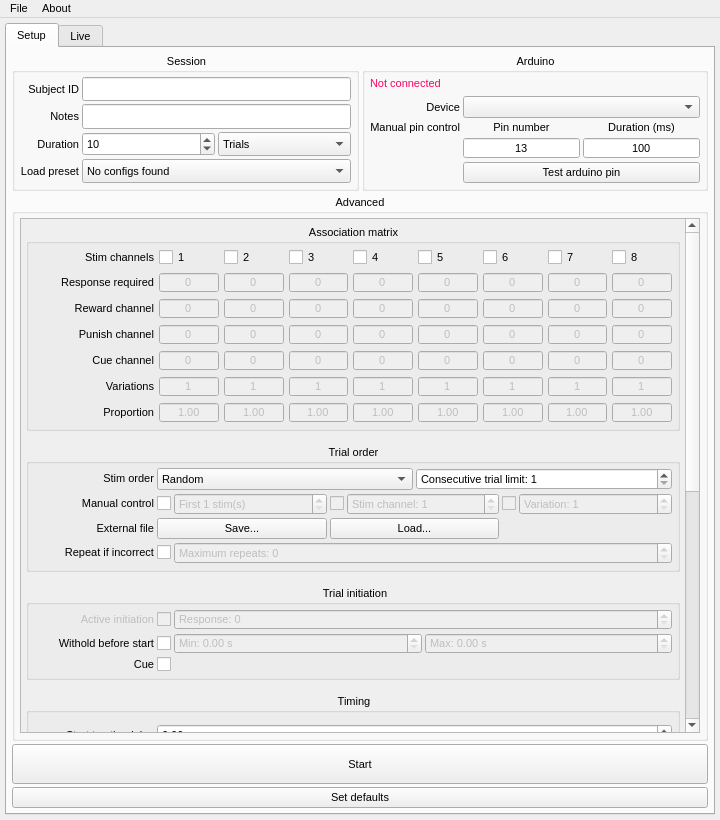
llerussell/PyBehaviour, file GUI/GUI.ui: the form before one commit.
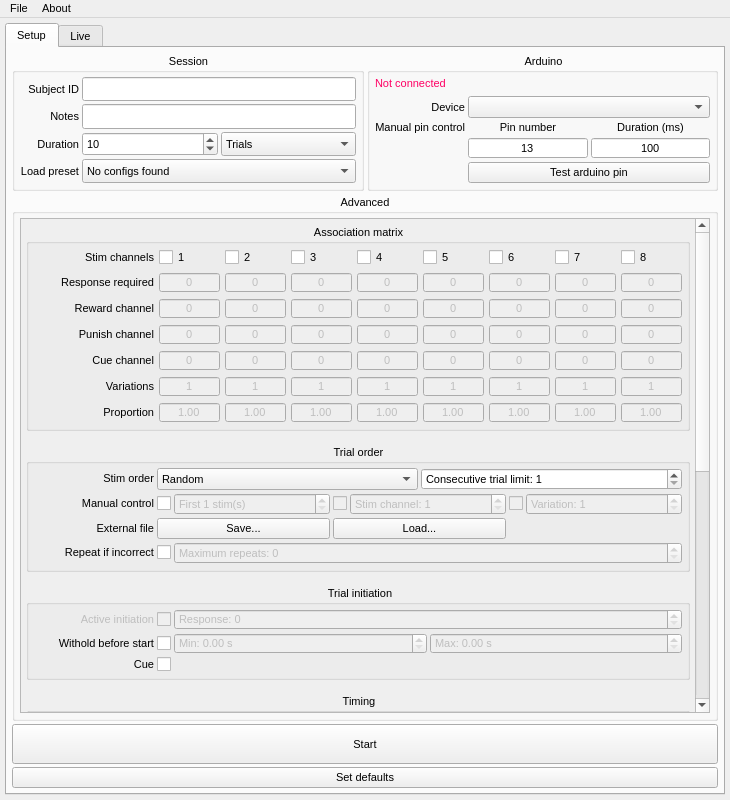
The form after the commit.

Commit message: gui position on screen

What changed in the file:
```diff
--- a/GUI/GUI.ui
+++ b/GUI/GUI.ui
@@ -6,8 +6,8 @@
    <rect>
     <x>0</x>
     <y>0</y>
-    <width>720</width>
-    <height>820</height>
+    <width>730</width>
+    <height>800</height>
    </rect>
   </property>
   <property name="minimumSize">
@@ -557,7 +557,7 @@
                    <rect>
                     <x>0</x>
                     <y>-837</y>
-                    <width>599</width>
+                    <width>609</width>
                     <height>1294</height>
                    </rect>
                   </property>
@@ -4465,7 +4465,7 @@
     <rect>
      <x>0</x>
      <y>0</y>
-     <width>720</width>
+     <width>730</width>
      <height>22</height>
     </rect>
    </property>
```
The commit also changes 2 other files.
